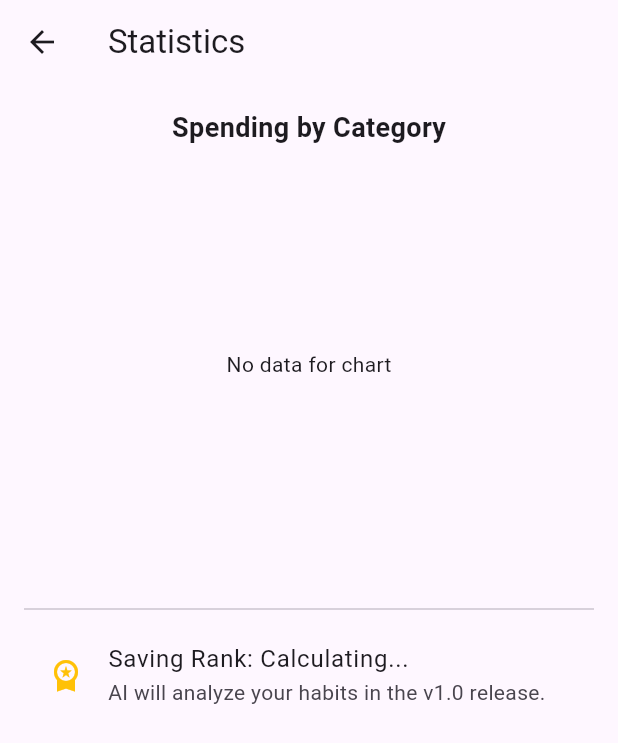
After one commit to gofredo69/sintabo, a Flutter app: the screen it shows after launch, after a tap on the "bar chart" icon, on a phone screen of 412 x 824 dp. The commit adds this screen. Shown: the top 743 px of the screen. Run offline on Flutter 3.47's test engine with Material 3 defaults, Android fonts, the phone set to English and light mode, and no system bars; our stand-ins replace fl_chart, shared_preferences, supabase_flutter, table_calendar; accounts and stored records are empty.

Commit message:
added few pages for ease of navigation

```diff
--- a/lib/main.dart
+++ b/lib/main.dart
@@ -2,6 +2,9 @@ import 'package:flutter/material.dart';
 import 'package:supabase_flutter/supabase_flutter.dart';
 import 'package:uuid/uuid.dart';
 import 'package:shared_preferences/shared_preferences.dart';
+import 'package:table_calendar/table_calendar.dart';
+import 'calendar_page.dart';
+import 'statistics_page.dart';
 
 Future<void> main() async {
   WidgetsFlutterBinding.ensureInitialized();
@@ -33,6 +36,7 @@ class SintaboApp extends StatelessWidget {
   @override
   Widget build(BuildContext context) {
     return MaterialApp(
+      title: 'Sintabo',
       debugShowCheckedModeBanner: false,
       theme: ThemeData(useMaterial3: true, colorSchemeSeed: Colors.deepPurple),
       home: const Dashboard(),
@@ -50,6 +54,10 @@ class Dashboard extends StatefulWidget {
 class _DashboardState extends State<Dashboard> {
   List<String> _userCategories = ['Food', 'Transport', 'Shopping', 'Bills', 'Other'];
   String _selectedFilter = 'All'; // Track the active filter
+
+  // Budget fields
+  double _monthlyBudget = 10000.0; // Default budget
+  final _budgetController = TextEditingController();
 
   @override
   void initState() {
@@ -105,11 +113,18 @@ class _DashboardState extends State<Dashboard> {
                 },
               ),
               DropdownButtonFormField<String>(
-                value: _selectedCategory,
+                // SAFETY CHECK: If the current value isn't in the list, default to the first category
+                value: _userCategories.contains(_selectedCategory)
+                  ? _selectedCategory
+                  : _userCategories.first,
                 items: _userCategories
                     .map((cat) => DropdownMenuItem(value: cat, child: Text(cat)))
                     .toList(),
-                onChanged: (val) => setState(() => _selectedCategory = val!),
+                onChanged: (val) {
+                  // We use setSheetState because this is inside a BottomSheet
+                  setSheetState(() => _selectedCategory = val!);
+                  setState(() => _selectedCategory = val!);
+                },
                 decoration: const InputDecoration(labelText: 'Category'),
               ),
               TextField(
@@ -190,13 +205,15 @@ class _DashboardState extends State<Dashboard> {
             style: ElevatedButton.styleFrom(backgroundColor: Colors.red, foregroundColor: Colors.white),
             onPressed: () async {
               setState(() {
-                _userCategories.remove(category); // 1. Remove from local list
-                if (_selectedFilter == category) _selectedFilter = 'All'; // 2. Reset filter
+                _userCategories.remove(category);
+                // RESET the selection if the deleted category was currently active
+                if (_selectedCategory == category) {
+                  _selectedCategory = _userCategories.isNotEmpty ? _userCategories.first : 'Other';
+                }
+                if (_selectedFilter == category) _selectedFilter = 'All';
               });
 
-              // 3. IMPORTANT: Save the new list to SharedPreferences!
               await _saveCategoriesToDisk();
-
               if (mounted) Navigator.pop(ctx);
             },
             child: const Text('Delete'),
@@ -206,12 +223,20 @@ class _DashboardState extends State<Dashboard> {
     );
   }
 
+  // Update your existing _loadCategories to also load the budget
   Future<void> _loadCategories() async {
     final prefs = await SharedPreferences.getInstance();
+
+    // Load Categories
     final List<String>? savedCategories = prefs.getStringList('user_categories');
     if (savedCategories != null) {
       setState(() => _userCategories = savedCategories);
     }
+
+    // Load Budget
+    setState(() {
+      _monthlyBudget = prefs.getDouble('monthly_budget') ?? 10000.0;
+    });
   }
 
   Future<void> _saveCategoriesToDisk() async {
@@ -219,14 +244,58 @@ class _DashboardState extends State<Dashboard> {
     await prefs.setStringList('user_categories', _userCategories);
   }
 
+  // Function to save budget to disk
+  Future<void> _saveBudgetToDisk() async {
+    final prefs = await SharedPreferences.getInstance();
+    await prefs.setDouble('monthly_budget', _monthlyBudget);
+  }
+
+  // Show a dialog so users can set their monthly budget
+  void _showSetBudgetDialog() {
+    _budgetController.text = _monthlyBudget.toString();
+    showDialog(
+      context: context,
+      builder: (ctx) => AlertDialog(
+        title: const Text('Set Monthly Budget'),
+        content: TextField(
+          controller: _budgetController,
+          keyboardType: TextInputType.number,
+          decoration: const InputDecoration(prefixText: '₱ ', hintText: 'Enter limit'),
+        ),
+        actions: [
+          TextButton(onPressed: () => Navigator.pop(ctx), child: const Text('Cancel')),
+          ElevatedButton(
+            onPressed: () async {
+              if (_budgetController.text.isNotEmpty) {
+                setState(() {
+                  _monthlyBudget = double.parse(_budgetController.text);
+                });
+                await _saveBudgetToDisk(); // Save it!
+                if (mounted) Navigator.pop(ctx);
+              }
+            },
+            child: const Text('Save'),
+          ),
+        ],
+      ),
+    );
+  }
+
   @override
   Widget build(BuildContext context) {
-    return Scaffold(
-      appBar: AppBar(title: const Text('Sintabo AI')),
-      body: StreamBuilder<List<Map<String, dynamic>>>(
+    return StreamBuilder<List<Map<String, dynamic>>>(
       stream: _expensesStream,
       builder: (context, snapshot) {
-          if (!snapshot.hasData) return const Center(child: CircularProgressIndicator());
+        if (!snapshot.hasData) {
+          return Scaffold(
+            appBar: AppBar(title: const Text('Sintabo')),
+            body: const Center(child: CircularProgressIndicator()),
+            floatingActionButton: FloatingActionButton(
+              onPressed: () => _showAddExpenseSheet(context),
+              child: const Icon(Icons.add),
+            ),
+          );
+        }
 
         final expenses = snapshot.data!;
 
@@ -246,7 +315,36 @@ class _DashboardState extends State<Dashboard> {
           0, (sum, item) => sum + (item['amount'] as num).toDouble(),
         );
 
-          return Column(
+
+
+        return Scaffold(
+          appBar: AppBar(
+            title: const Text('Sintabo'),
+            actions: [
+              IconButton(
+                icon: const Icon(Icons.bar_chart),
+                onPressed: () {
+                  Navigator.push(
+                    context,
+                    MaterialPageRoute(builder: (context) => StatisticsPage(expenses: expenses)),
+                  );
+                },
+              ),
+              IconButton(
+                icon: const Icon(Icons.calendar_month),
+                onPressed: () {
+                  // Pass the current 'expenses' list to the new page
+                  Navigator.push(
+                    context,
+                    MaterialPageRoute(
+                      builder: (context) => CalendarPage(expenses: expenses),
+                    ),
+                  );
+                },
+              ),
+            ],
+          ),
+          body: Column(
             children: [
               // ADD FILTER CHIPS ROW
               SingleChildScrollView(
@@ -278,6 +376,8 @@ class _DashboardState extends State<Dashboard> {
                 ),
               ),
 
+
+
               // TOTAL SUMMARY CARD
               Card(
                 color: Theme.of(context).colorScheme.primaryContainer,
@@ -294,6 +394,46 @@ class _DashboardState extends State<Dashboard> {
                       ),
                     ],
                   ),
+                ),
+              ),
+
+              // BUDGET PROGRESS BAR SECTION
+              Padding(
+                padding: const EdgeInsets.symmetric(horizontal: 16, vertical: 8),
+                child: Column(
+                  crossAxisAlignment: CrossAxisAlignment.start,
+                  children: [
+                    Row(
+                      mainAxisAlignment: MainAxisAlignment.spaceBetween,
+                      children: [
+                        Text(
+                          'Monthly Budget: ₱${_monthlyBudget.toStringAsFixed(0)}',
+                          style: const TextStyle(fontWeight: FontWeight.bold),
+                        ),
+                        IconButton(
+                          icon: const Icon(Icons.edit_note, size: 20),
+                          onPressed: _showSetBudgetDialog,
+                        ),
+                      ],
+                    ),
+                    const SizedBox(height: 4),
+                    ClipRRect(
+                      borderRadius: BorderRadius.circular(10),
+                      child: LinearProgressIndicator(
+                        // Calculate percentage spent
+                        value: (total / _monthlyBudget).clamp(0.0, 1.0),
+                        minHeight: 12,
+                        backgroundColor: Colors.grey[200],
+                        // Turn red if you spend more than 90%
+                        color: (total / _monthlyBudget) > 0.9 ? Colors.red : Colors.green,
+                      ),
+                    ),
+                    const SizedBox(height: 4),
+                    Text(
+                      '${((total / _monthlyBudget) * 100).toStringAsFixed(1)}% of your limit spent',
+                      style: TextStyle(fontSize: 12, color: Colors.grey[600]),
+                    ),
+                  ],
                 ),
               ),
 
@@ -338,10 +478,12 @@ class _DashboardState extends State<Dashboard> {
                                 child: ListTile(
                                   leading: const Icon(Icons.receipt_long),
                                   title: Text(item['description'] ?? 'No Description'),
-                                  subtitle: Text(item['category']),
+                                  subtitle: Text(
+                                    '${item['category']} • ${DateTime.parse(item['created_at']).toLocal().toString().split(' ')[0]}', // Shows Category + Date
+                                  ),
                                   trailing: Text(
-                                    '₱${item['amount']}',
-                                    style: const TextStyle(fontWeight: FontWeight.bold),
+                                    '₱${(item['amount'] as num).toDouble().toStringAsFixed(2)}', // Professional currency look
+                                    style: const TextStyle(fontWeight: FontWeight.bold, fontSize: 16),
                                   ),
                                 ),
                               ),
@@ -351,13 +493,13 @@ class _DashboardState extends State<Dashboard> {
                       ),
               ),
             ],
-          );
-        },
           ),
           floatingActionButton: FloatingActionButton(
             onPressed: () => _showAddExpenseSheet(context),
             child: const Icon(Icons.add),
           ),
         );
+      },
+    );
   }
 }
--- /dev/null
+++ b/lib/statistics_page.dart
@@ -0,0 +1,65 @@
+import 'package:flutter/material.dart';
+import 'package:fl_chart/fl_chart.dart';
+
+class StatisticsPage extends StatelessWidget {
+  final List<Map<String, dynamic>> expenses;
+  const StatisticsPage({super.key, required this.expenses});
+
+  @override
+  Widget build(BuildContext context) {
+    // PREPARE DATA FOR PIE CHART
+    Map<String, double> dataMap = {};
+    for (var item in expenses) {
+      String cat = item['category'] ?? 'Other';
+      double amt = (item['amount'] as num).toDouble();
+      dataMap[cat] = (dataMap[cat] ?? 0) + amt;
+    }
+
+    return Scaffold(
+      appBar: AppBar(
+        title: const Text('Statistics'),
+        // REMOVED: Download icon and CSV logic
+      ),
+      body: Padding(
+        padding: const EdgeInsets.all(16.0),
+        child: Column(
+          children: [
+            const Text("Spending by Category",
+              style: TextStyle(fontSize: 18, fontWeight: FontWeight.bold)),
+            const SizedBox(height: 20),
+            // PIE CHART
+            SizedBox(
+              height: 250,
+              child: dataMap.isEmpty
+                ? const Center(child: Text("No data for chart"))
+                : PieChart(
+                    PieChartData(
+                      sections: dataMap.entries.map((entry) {
+                        return PieChartSectionData(
+                          value: entry.value,
+                          title: '${entry.key}\n₱${entry.value.toInt()}',
+                          radius: 80,
+                          titleStyle: const TextStyle(
+                              fontSize: 10,
+                              fontWeight: FontWeight.bold,
+                              color: Colors.white),
+                          color: Colors.primaries[dataMap.keys.toList().indexOf(entry.key) % Colors.primaries.length],
+                        );
+                      }).toList(),
+                    ),
+                  ),
+            ),
+            const SizedBox(height: 30),
+            const Divider(),
+            // AI RANKING PLACEHOLDER
+            const ListTile(
+              leading: Icon(Icons.workspace_premium, color: Colors.amber),
+              title: Text("Saving Rank: Calculating..."),
+              subtitle: Text("AI will analyze your habits in the v1.0 release."),
+            ),
+          ],
+        ),
+      ),
+    );
+  }
+}
--- a/pubspec.yaml
+++ b/pubspec.yaml
@@ -32,13 +32,14 @@ dependencies:
     sdk: flutter
   supabase_flutter: ^2.8.1
   google_mlkit_text_recognition: ^0.15.0
-  fl_chart: ^0.70.2
+  fl_chart: ^1.1.1
   google_generative_ai: ^0.4.6
   uuid: ^4.5.1
 
   # The following adds the Cupertino Icons font to your application.
   # Use with the CupertinoIcons class for iOS style icons.
   cupertino_icons: ^1.0.8
+  table_calendar: ^3.2.0
 
 dev_dependencies:
   flutter_test:
```
Also changed, not shown: lib/calendar_page.dart (added, +112 -0 lines), pubspec.lock, 1 other file. Lines whose indentation alone changed are shown as unchanged.
